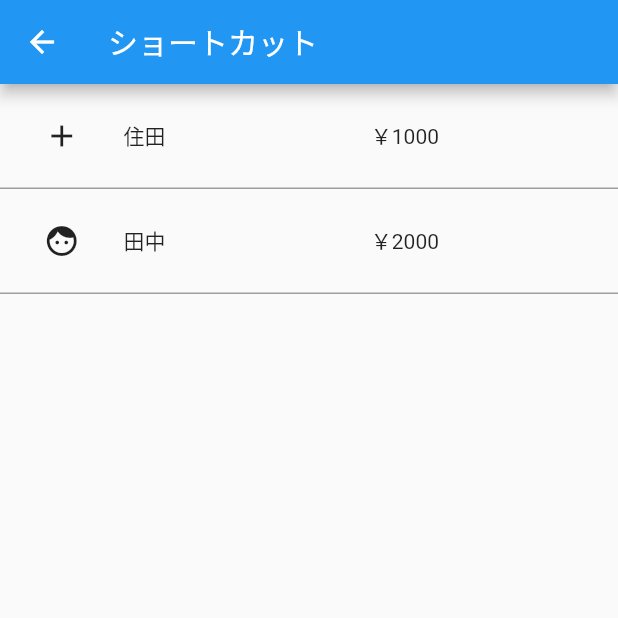
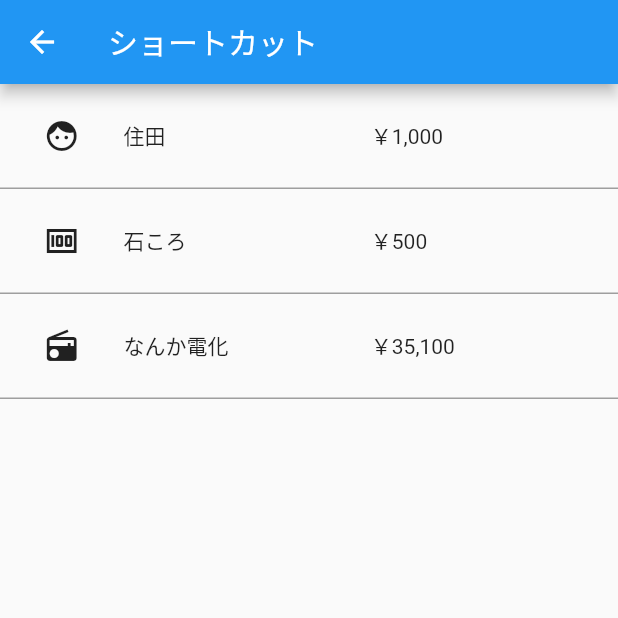
Before and after one commit to TeamSaifu/Saifu_Flutter, a Flutter app: the ShortcutPage screen opened by its route, on a phone screen of 412 x 824 dp, the top half of it. Run offline on Flutter 3.47's test engine with Material 2 defaults, Android fonts, the phone set to English and light mode, and no system bars; our stand-ins replace percent_indicator, smooth_page_indicator, sqflite; accounts and stored records are empty.

Commit message:
ショートカットモデルの型を変更

```diff
--- a/lib/shortcut.dart
+++ b/lib/shortcut.dart
@@ -1,10 +1,16 @@
 import 'package:flutter/material.dart';
+
 import 'package:saifu/shortcut_model.dart';
 
+import 'package:intl/intl.dart';
+
 class ShortcutPage extends StatelessWidget {
-  final List<ShortcutModel> _shortcutList = [
-    ShortcutModel(price: '￥1000', icon: Icons.add, name: '住田'),
-    ShortcutModel(price: '￥2000', icon: Icons.face, name: '田中'),
+  final formatter = NumberFormat("#,###");
+
+  final List<ShortcutItemModel> _shortcutList = [
+    ShortcutItemModel(price: 1000, icon: Icons.face, name: '住田'),
+    ShortcutItemModel(price: 500, icon: Icons.money, name: '石ころ'),
+    ShortcutItemModel(price: 35100, icon: Icons.radio, name: 'なんか電化'),
   ];
 
   Widget _shortcutItem({int index}) {
@@ -25,7 +31,7 @@ class ShortcutPage extends StatelessWidget {
           ),
           Expanded(
             flex: 4,
-            child: Text(_shortcutList[index].price),
+            child: Text('￥' + formatter.format(_shortcutList[index].price)),
           ),
         ],
       ),
--- a/lib/shortcut_model.dart
+++ b/lib/shortcut_model.dart
@@ -11,15 +11,3 @@ class ShortcutItemModel {
     @required this.price,
   });
 }
-
-class ShortcutModel {
-  IconData icon;
-  String name;
-  String price;
-
-  ShortcutModel({
-    this.icon,
-    this.name,
-    @required this.price,
-  });
-}
```
